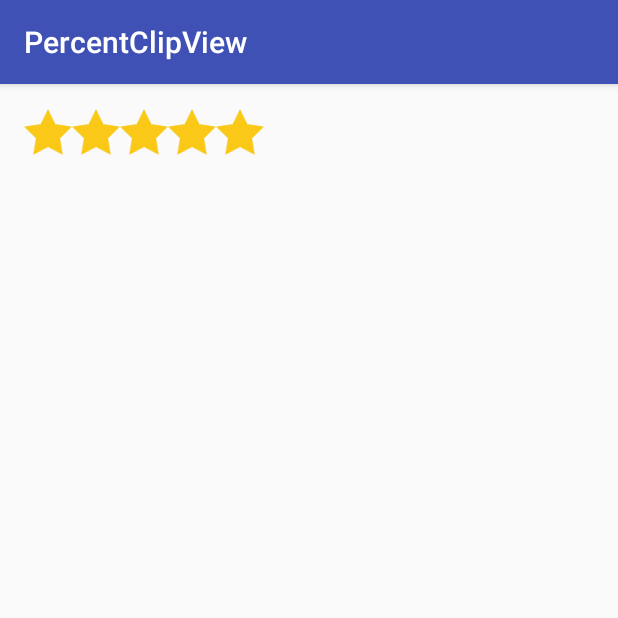
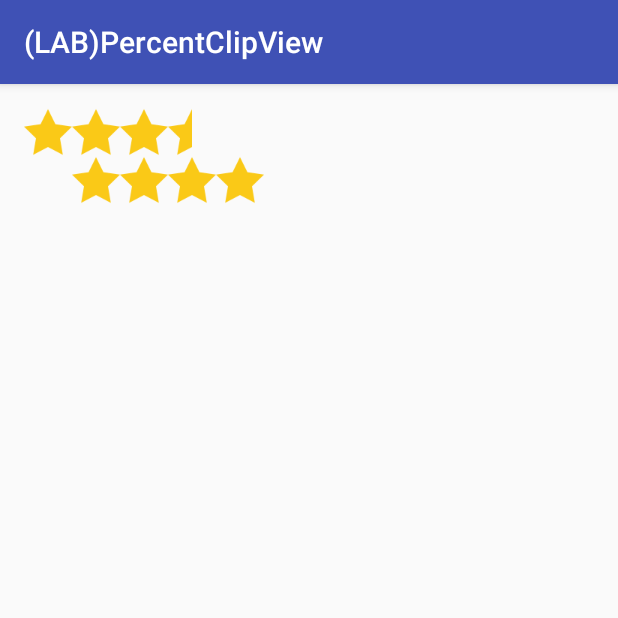
Before and after one commit to pine/PercentClipView, an Android app: the screen it shows after launch (MainActivity), on a phone screen of 412 x 824 dp, the top half of it. Run offline under Robolectric (Android 15) with nearby library versions, the phone set to English and light mode, and no system bars.

Commit message:
feat(LinearLayout): it works

```diff
--- a/build.gradle
+++ b/build.gradle
@@ -1,12 +1,14 @@
 // Top-level build file where you can add configuration options common to all sub-projects/modules.
 
 buildscript {
+    ext.kotlin_version = '1.1.2-4'
     ext.support_library_version = '25.3.1'
     repositories {
         jcenter()
     }
     dependencies {
         classpath 'com.android.tools.build:gradle:2.2.3'
+        classpath "org.jetbrains.kotlin:kotlin-gradle-plugin:$kotlin_version"
 
         // NOTE: Do not place your application dependencies here; they belong
         // in the individual module build.gradle files
--- a/example/src/main/java/moe/pine/percent_clip_view/example/MainActivity.kt
+++ b/example/src/main/java/moe/pine/percent_clip_view/example/MainActivity.kt
@@ -2,12 +2,14 @@ package moe.pine.percent_clip_view.example
 
 import android.support.v7.app.AppCompatActivity
 import android.os.Bundle
-import moe.pine.percent_clip_view.R
+import kotlinx.android.synthetic.main.activity_main.*
 
 class MainActivity : AppCompatActivity() {
 
     override fun onCreate(savedInstanceState: Bundle?) {
         super.onCreate(savedInstanceState)
-        setContentView(R.layout.activity_main)
+        this.setContentView(R.layout.activity_main)
+
+        this.linear_layout_2.setClipLeft(0.20f)
     }
 }
--- a/example/src/main/res/layout/activity_main.xml
+++ b/example/src/main/res/layout/activity_main.xml
@@ -8,6 +8,7 @@
     android:paddingLeft="@dimen/activity_horizontal_margin"
     android:paddingRight="@dimen/activity_horizontal_margin"
     android:paddingTop="@dimen/activity_vertical_margin"
+    xmlns:app="http://schemas.android.com/apk/res-auto"
     tools:context="moe.pine.percent_clip_view.example.MainActivity">
 
     <LinearLayout
@@ -16,12 +17,22 @@
         android:orientation="vertical">
 
         <moe.pine.percent_clip_view.LinearLayout
+            android:id="@+id/linear_layout_1"
+            android:layout_width="wrap_content"
+            android:layout_height="wrap_content"
+            android:orientation="horizontal"
+            app:clipRight="0.30">
+
+            <include layout="@layout/view_horizontal_stars" />
+        </moe.pine.percent_clip_view.LinearLayout>
+
+        <moe.pine.percent_clip_view.LinearLayout
+            android:id="@+id/linear_layout_2"
             android:layout_width="wrap_content"
             android:layout_height="wrap_content"
             android:orientation="horizontal">
 
             <include layout="@layout/view_horizontal_stars" />
         </moe.pine.percent_clip_view.LinearLayout>
-
     </LinearLayout>
 </ScrollView>
--- a/example/src/main/res/values/strings.xml
+++ b/example/src/main/res/values/strings.xml
@@ -1,3 +1,3 @@
 <resources>
-    <string name="app_name">PercentClipView</string>
+    <string name="app_name">(LAB)PercentClipView</string>
 </resources>
--- a/percent-clip-view/src/main/java/moe/pine/percent_clip_view/HorizontalClipHelper.java
+++ /dev/null
@@ -1,40 +0,0 @@
-package moe.pine.percent_clip_view;
-
-import android.graphics.Bitmap;
-import android.graphics.Canvas;
-import android.graphics.Color;
-import android.graphics.Paint;
-import android.graphics.PorterDuff;
-import android.graphics.PorterDuffXfermode;
-import android.view.View;
-
-/**
- * Created by pine on May 24, 2017.
- */
-final class HorizontalClipHelper {
-    Paint paint;
-    Paint maskPaint;
-
-    HorizontalClipHelper(View view) {
-        this.paint = new Paint(Paint.ANTI_ALIAS_FLAG);
-        this.maskPaint = new Paint(Paint.ANTI_ALIAS_FLAG | Paint.FILTER_BITMAP_FLAG);
-        this.maskPaint.setXfermode(new PorterDuffXfermode(PorterDuff.Mode.CLEAR));
-
-        view.setWillNotDraw(false);
-    }
-
-    Bitmap createMask(int width, int height, float ratio) {
-        Bitmap mask = Bitmap.createBitmap(width, height, Bitmap.Config.ALPHA_8);
-        Canvas canvas = new Canvas(mask);
-
-        Paint paint = new Paint(Paint.ANTI_ALIAS_FLAG);
-        paint.setAntiAlias(true);
-        paint.setColor(Color.WHITE);
-        canvas.drawRect(0, 0, width, height, paint);
-
-        paint.setXfermode(new PorterDuffXfermode(PorterDuff.Mode.CLEAR));
-        canvas.drawRect(0, 0, width, height, paint);
-
-        return mask;
-    }
-}
--- a/percent-clip-view/src/main/java/moe/pine/percent_clip_view/LinearLayout.java
+++ b/percent-clip-view/src/main/java/moe/pine/percent_clip_view/LinearLayout.java
@@ -2,7 +2,6 @@ package moe.pine.percent_clip_view;
 
 import android.annotation.TargetApi;
 import android.content.Context;
-import android.graphics.Bitmap;
 import android.graphics.Canvas;
 import android.os.Build;
 import android.util.AttributeSet;
@@ -13,42 +12,50 @@ import android.util.AttributeSet;
  */
 
 public class LinearLayout extends android.widget.LinearLayout {
-    //private final ClipHelper helper;
-
-    private final HorizontalClipHelper helper;
+    private final PercentClipHelper helper;
 
     public LinearLayout(Context context) {
         super(context);
-        this.helper = new HorizontalClipHelper(this);
+        this.helper = new PercentClipHelper(this, null);
     }
 
     public LinearLayout(Context context, AttributeSet attrs) {
         super(context, attrs);
-        this.helper = new HorizontalClipHelper(this);
+        this.helper = new PercentClipHelper(this, attrs);
     }
 
     public LinearLayout(Context context, AttributeSet attrs, int defStyleAttr) {
         super(context, attrs, defStyleAttr);
-        this.helper = new HorizontalClipHelper(this);
+        this.helper = new PercentClipHelper(this, attrs);
     }
 
     @TargetApi(Build.VERSION_CODES.LOLLIPOP)
     @SuppressWarnings("unused")
     public LinearLayout(Context context, AttributeSet attrs, int defStyleAttr, int defStyleRes) {
         super(context, attrs, defStyleAttr, defStyleRes);
-        this.helper = new HorizontalClipHelper(this);
+        this.helper = new PercentClipHelper(this, attrs);
     }
 
     @Override
     public void draw(Canvas canvas) {
-        Bitmap offscreenBitmap = Bitmap.createBitmap(canvas.getWidth(), canvas.getHeight(), Bitmap.Config.ARGB_8888);
-        Canvas offscreenCanvas = new Canvas(offscreenBitmap);
+        this.helper.prepare(canvas);
+        super.draw(this.helper.getOffscreenCanvas());
+        this.helper.draw(canvas);
+    }
 
-        super.draw(offscreenCanvas);
+    public void setClipLeft(float clipLeft) {
+        this.helper.setClipLeft(clipLeft);
+    }
 
-        Bitmap mask = this.helper.createMask(canvas.getWidth(), canvas.getHeight(), 1f);
+    public void setClipTop(float clipTop) {
+        this.helper.setClipTop(clipTop);
+    }
 
-        offscreenCanvas.drawBitmap(mask, 0f, 0f, helper.maskPaint);
-        canvas.drawBitmap(offscreenBitmap, 0f, 0f, helper.paint);
+    public void setClipRight(float clipRight) {
+        this.helper.setClipRight(clipRight);
+    }
+
+    public void setClipBottom(float clipBottom) {
+        this.helper.setClipBottom(clipBottom);
     }
 }
--- a/percent-clip-view/src/main/java/moe/pine/percent_clip_view/ClipHelper.java
+++ b/percent-clip-view/src/main/java/moe/pine/percent_clip_view/PercentClipHelper.java
@@ -14,11 +14,11 @@ import android.util.AttributeSet;
 import android.view.View;
 
 /**
- * ClipHelper
+ * PercentClipHelper
  * Created by pine on May 24, 2017.
  */
 
-class ClipHelper {
+class PercentClipHelper {
     static final class ClipParams {
         float left;
         float top;
@@ -61,6 +61,9 @@ class ClipHelper {
     }
 
     @NonNull
+    private final View view;
+
+    @NonNull
     private final ClipParams params;
 
     @NonNull
@@ -81,7 +84,8 @@ class ClipHelper {
     @Nullable
     private ClipParams maskParams;
 
-    ClipHelper(@NonNull View view, @Nullable AttributeSet attrs) {
+    PercentClipHelper(@NonNull View view, @Nullable AttributeSet attrs) {
+        this.view = view;
         this.params = new ClipParams(view.getContext(), attrs);
         this.paint = new Paint(Paint.ANTI_ALIAS_FLAG);
         this.maskPaint = new Paint(Paint.ANTI_ALIAS_FLAG | Paint.FILTER_BITMAP_FLAG);
@@ -93,18 +97,18 @@ class ClipHelper {
         this.offscreenBitmap = Bitmap.createBitmap(canvas.getWidth(), canvas.getHeight(), Bitmap.Config.ARGB_8888);
         this.offscreenCanvas = new Canvas(this.offscreenBitmap);
 
-
         int width = canvas.getWidth();
         int height = canvas.getHeight();
-        /*
+
         boolean isEmpty = this.maskBitmap == null || this.maskParams == null;
         boolean isSizeChanged = !isEmpty && (this.maskBitmap.getWidth() != width || this.maskBitmap.getHeight() != height);
         boolean isParamsChanged = !isEmpty && !this.maskParams.equals(this.params);
-*/
-        //if (isEmpty || isSizeChanged || isParamsChanged) {
+
+        // Cache mask bitmap
+        if (isEmpty || isSizeChanged || isParamsChanged) {
             this.maskBitmap = this.createMask(width, height);
             this.maskParams = this.params;
-        //}
+        }
     }
 
     void draw(Canvas canvas) {
@@ -125,9 +129,14 @@ class ClipHelper {
         paint.setColor(Color.WHITE);
         canvas.drawRect(0, 0, width, height, paint);
 
+        if (this.params.left + this.params.right >= 1) return mask;
+        if (this.params.top + this.params.bottom >= 1) return mask;
+
         paint.setXfermode(new PorterDuffXfermode(PorterDuff.Mode.CLEAR));
-        canvas.drawRect(0, 0, width, height, paint);
-
+        canvas.drawRect(
+                width * this.params.left, height * this.params.top,
+                width * (1f - this.params.right), height * (1f - this.params.bottom),
+                paint);
         return mask;
     }
 
@@ -135,4 +144,24 @@ class ClipHelper {
     Canvas getOffscreenCanvas() {
         return offscreenCanvas;
     }
+
+    void setClipLeft(float clipLeft) {
+        this.params.left = clipLeft;
+        this.view.invalidate();
+    }
+
+    void setClipTop(float clipTop) {
+        this.params.top = clipTop;
+        this.view.invalidate();
+    }
+
+    void setClipRight(float clipRight) {
+        this.params.right = clipRight;
+        this.view.invalidate();
+    }
+
+    void setClipBottom(float clipBottom) {
+        this.params.bottom = clipBottom;
+        this.view.invalidate();
+    }
 }
```
Also changed, not shown: example/build.gradle (+8 -1 lines).
